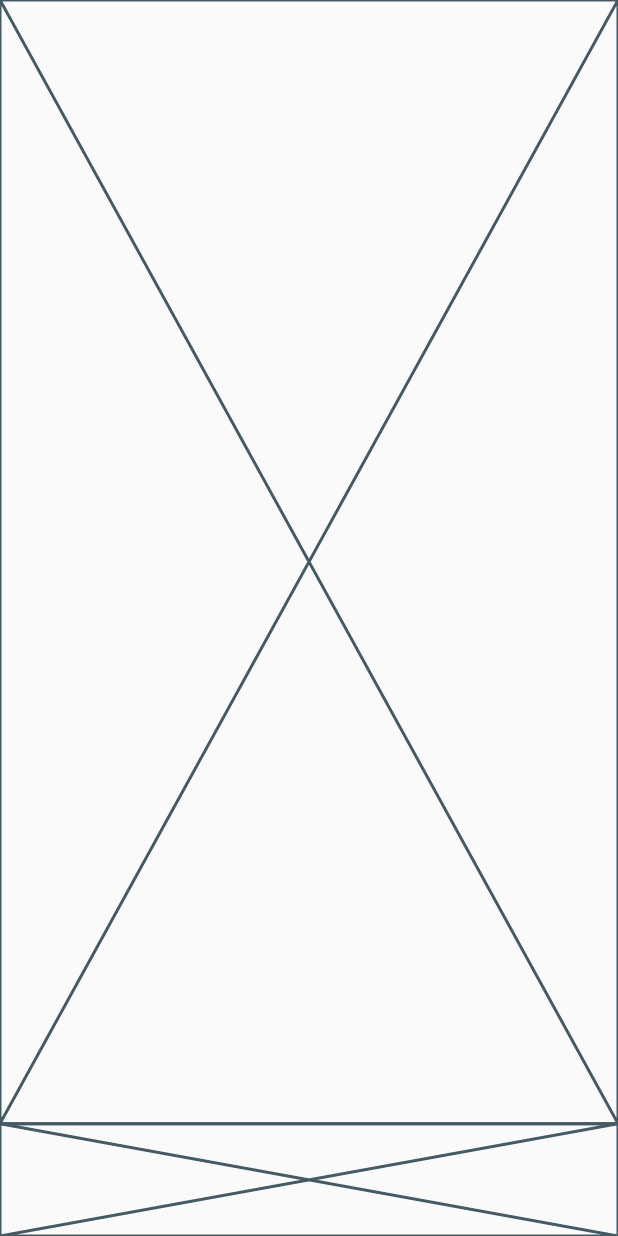
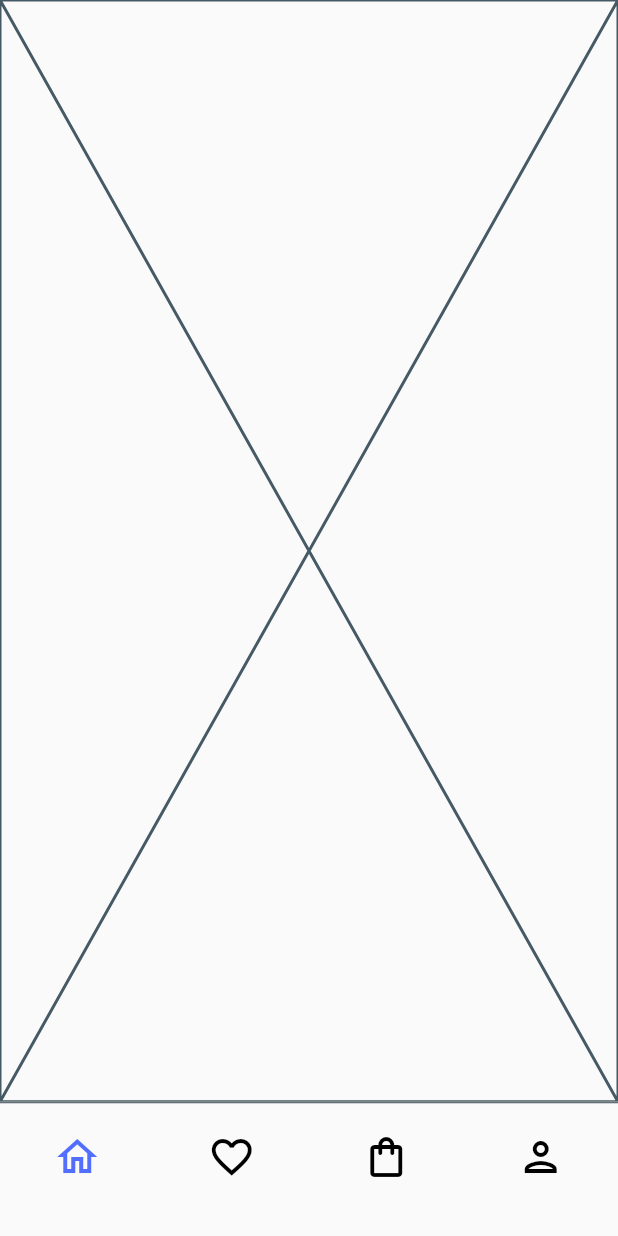
Before and after one commit to JAICHANGPARK/flutter_notebook_17th_story, a Flutter app: the screen it shows after launch, on a phone screen of 412 x 824 dp. Run offline on Flutter 3.47's test engine with Material 2 defaults, Android fonts, the phone set to English and light mode, and no system bars; our stand-ins replace badges, cached_network_image, fl_chart, flutter_riverpod, freezed_annotation, ionicons and 1 more.

Commit message:
Update furniture_main_page.dart

```diff
--- a/lib/ep1036_furniture_app/src/ui/furniture_main_page.dart
+++ b/lib/ep1036_furniture_app/src/ui/furniture_main_page.dart
@@ -9,17 +9,57 @@ class FurnitureMainPage extends ConsumerWidget {
   Widget build(context, ref) {
     final menuIndex = ref.watch(furnitureMenuProvider);
     return Scaffold(
-      body: Column(
+      body: SafeArea(
+        child: Column(
           children: [
             Expanded(
               child: Placeholder(),
               flex: 20,
             ),
+            Divider(
+              height: 0,
+              color: Colors.grey,
+            ),
             Expanded(
-            child: Placeholder(),
+              child: Row(
+                children: [
+                  Expanded(
+                      child: IconButton(
+                        iconSize: 32,
+                    icon: Icon(Icons.home_outlined),
+                    color: menuIndex == FurnitureMenu.home ? Colors.indigoAccent : Colors.black,
+                    onPressed: () {},
+                  )),
+                  Expanded(
+                      child: IconButton(
+                        iconSize: 32,
+                        icon: Icon(Icons.favorite_border),
+                        color: menuIndex == FurnitureMenu.favorite ? Colors.indigoAccent : Colors.black,
+                        onPressed: () {},
+                      )),
+                  Expanded(
+                      child: IconButton(
+                        iconSize: 32,
+                        icon: Icon(Icons.shopping_bag_outlined),
+                        color: menuIndex == FurnitureMenu.favorite ? Colors.indigoAccent : Colors.black,
+                        onPressed: () {},
+                      )),
+                  Expanded(
+                      child: IconButton(
+                        iconSize: 32,
+                        icon: Icon(Icons.person_outlined),
+                        color: menuIndex == FurnitureMenu.favorite ? Colors.indigoAccent : Colors.black,
+                        onPressed: () {},
+                      )),
+                ],
+              ),
               flex: 2,
-          )
+            ),
+            SizedBox(
+              height: 16,
+            ),
           ],
+        ),
       ),
     );
   }
```
Lines whose indentation alone changed are shown as unchanged.
